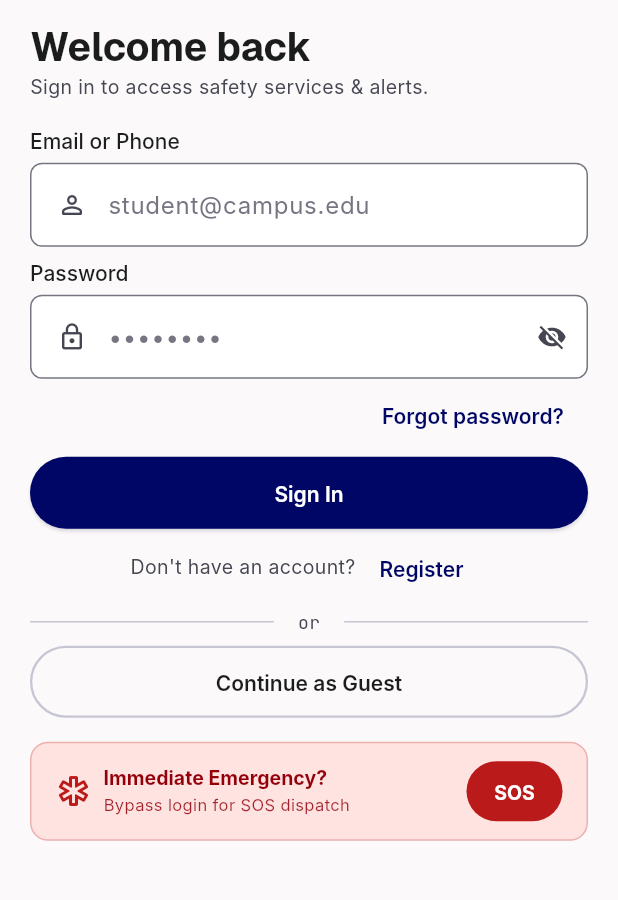
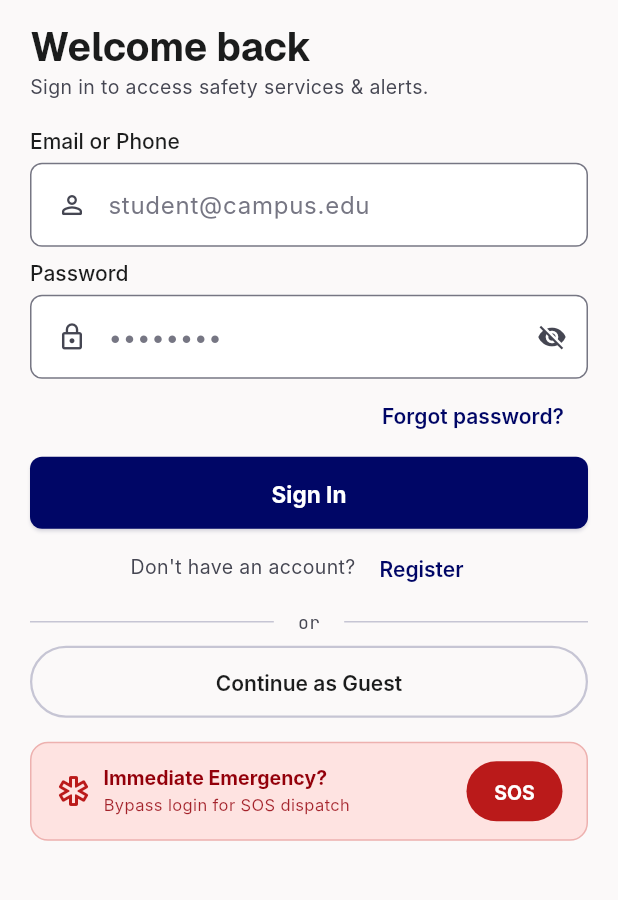
Before and after one commit to kalchan12/campussafe, a Flutter app: the screen it shows after launch, on a phone screen of 412 x 824 dp, the part 225-1125 px from its top. Run offline on Flutter 3.47's test engine with Material 3 defaults, Android fonts, the phone set to English and light mode, and no system bars; our stand-ins replace connectivity_plus, dartz, dio, equatable, firebase_core, firebase_messaging and 9 more; accounts and stored records are empty; Roboto replaces fonts that are missing (Inter); project files that could hold a hidden picture were left out.

Commit message:
fix(auth): prevent multiple login reload states and streamline single loading transition

```diff
--- a/apps/mobile/lib/features/auth/presentation/pages/login_page.dart
+++ b/apps/mobile/lib/features/auth/presentation/pages/login_page.dart
@@ -45,9 +45,7 @@ class _LoginPageState extends ConsumerState<LoginPage> {
 
     if (!mounted) return;
     final authState = ref.read(authNotifierProvider);
-    if (authState.isAuthenticated) {
-      context.go('/home');
-    } else if (authState.error != null) {
+    if (authState.error != null) {
       ScaffoldMessenger.of(context).showSnackBar(
         SnackBar(
           content: Text(authState.error!),
@@ -154,9 +152,36 @@ class _LoginPageState extends ConsumerState<LoginPage> {
                       builder: (context, ref, _) {
                         final isLoading =
                             ref.watch(authNotifierProvider).isLoading;
-                        return PrimaryButton(
-                          label: isLoading ? 'Signing in…' : 'Sign In',
-                          onPressed: isLoading ? null : _handleLogin,
+                        return SizedBox(
+                          height: 48,
+                          child: ElevatedButton(
+                            style: ElevatedButton.styleFrom(
+                              backgroundColor: AppColors.primary,
+                              foregroundColor: Colors.white,
+                              elevation: 1,
+                              shape: RoundedRectangleBorder(
+                                borderRadius: BorderRadius.circular(AppRadius.defaultRadius),
+                              ),
+                            ),
+                            onPressed: isLoading ? null : _handleLogin,
+                            child: isLoading
+                                ? const SizedBox(
+                                    width: 22,
+                                    height: 22,
+                                    child: CircularProgressIndicator(
+                                      strokeWidth: 2.5,
+                                      valueColor: AlwaysStoppedAnimation<Color>(Colors.white),
+                                    ),
+                                  )
+                                : const Text(
+                                    'Sign In',
+                                    style: TextStyle(
+                                      fontSize: 15,
+                                      fontWeight: FontWeight.bold,
+                                      color: Colors.white,
+                                    ),
+                                  ),
+                          ),
                         );
                       },
                     ),
--- a/apps/mobile/lib/features/auth/presentation/state/auth_notifier.dart
+++ b/apps/mobile/lib/features/auth/presentation/state/auth_notifier.dart
@@ -34,8 +34,11 @@ class AuthNotifier extends StateNotifier<AuthState> {
         _notifService.associateTokenWithUser(currentUser.id);
       }
 
-      // Listen for auth state changes (e.g. token refresh, sign-out)
+      // Listen for background session changes (sign-out, token refresh)
       Env.supabase.auth.onAuthStateChange.listen((event) {
+        if (event.event == supa.AuthChangeEvent.signedOut) {
+          state = const AuthState();
+        } else if (event.event == supa.AuthChangeEvent.tokenRefreshed) {
           final user = event.session?.user;
           if (user != null) {
             state = state.copyWith(
@@ -43,10 +46,8 @@ class AuthNotifier extends StateNotifier<AuthState> {
               isGuest: false,
               userId: user.id,
               email: user.email,
-            error: null,
             );
-        } else if (event.event == supa.AuthChangeEvent.signedOut) {
-          state = const AuthState();
+          }
         }
       });
     }
```
Lines whose indentation alone changed are shown as unchanged.
